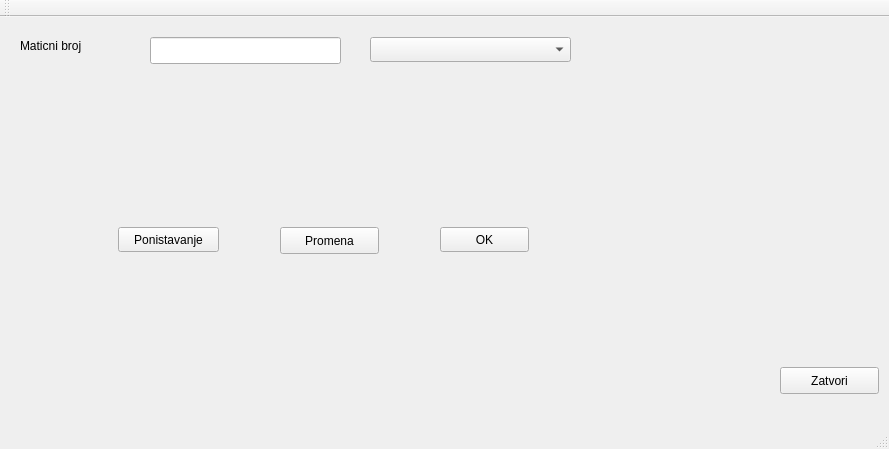
The window that mainwindow.ui (karadzic1101/Usluzni_program_zdr_usluga) describes before a commit, drawn with Qt 5.
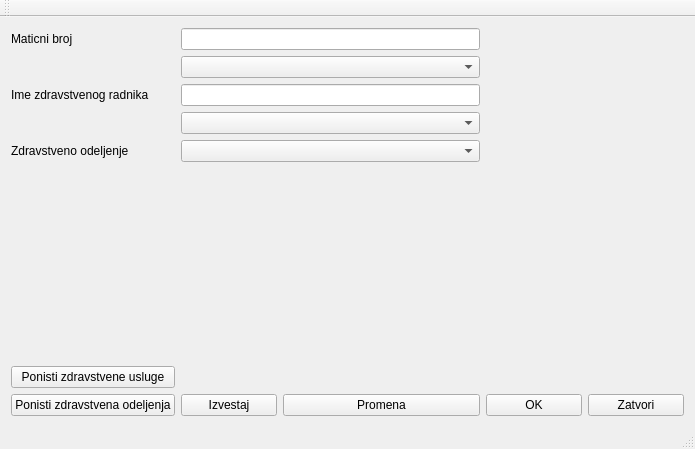
The same window after the commit.

Commit message: dodavanje zdravstvenih odeljenja

Patch:
```diff
--- a/mainwindow.ui
+++ b/mainwindow.ui
@@ -6,7 +6,7 @@
    <rect>
     <x>0</x>
     <y>0</y>
-    <width>889</width>
+    <width>695</width>
     <height>449</height>
    </rect>
   </property>
@@ -14,104 +14,93 @@
    <string>MainWindow</string>
   </property>
   <widget class="QWidget" name="centralWidget">
+   <layout class="QGridLayout" name="gridLayout">
+    <item row="4" column="1" colspan="3">
+     <widget class="QComboBox" name="cb_zdr_odeljenje"/>
+    </item>
+    <item row="2" column="0">
+     <widget class="QLabel" name="label">
+      <property name="text">
+       <string>Ime zdravstvenog radnika</string>
+      </property>
+     </widget>
+    </item>
+    <item row="0" column="1" colspan="3">
+     <widget class="QLineEdit" name="jmbg"/>
+    </item>
+    <item row="8" column="5">
+     <widget class="QPushButton" name="btn_close">
+      <property name="text">
+       <string>Zatvori</string>
+      </property>
+     </widget>
+    </item>
+    <item row="0" column="0">
    <widget class="QLabel" name="lbl_jmbg">
-    <property name="geometry">
-     <rect>
-      <x>20</x>
-      <y>20</y>
-      <width>121</width>
-      <height>17</height>
-     </rect>
-    </property>
     <property name="text">
      <string>Maticni broj</string>
     </property>
    </widget>
-   <widget class="QLineEdit" name="jmbg">
-    <property name="geometry">
-     <rect>
-      <x>150</x>
-      <y>20</y>
-      <width>191</width>
-      <height>27</height>
-     </rect>
-    </property>
-   </widget>
+    </item>
+    <item row="4" column="0">
+     <widget class="QLabel" name="label_2">
+      <property name="text">
+       <string>Zdravstveno odeljenje</string>
+      </property>
+     </widget>
+    </item>
+    <item row="3" column="1" colspan="3">
+     <widget class="QComboBox" name="cb_zaposlen"/>
+    </item>
+    <item row="5" column="0" colspan="3">
    <widget class="QLabel" name="lbl_zdr">
-    <property name="geometry">
-     <rect>
-      <x>40</x>
-      <y>90</y>
-      <width>321</width>
-      <height>41</height>
-     </rect>
-    </property>
     <property name="text">
      <string/>
     </property>
    </widget>
-   <widget class="QPushButton" name="btn_promena">
-    <property name="geometry">
-     <rect>
-      <x>280</x>
-      <y>210</y>
-      <width>99</width>
-      <height>27</height>
-     </rect>
-    </property>
-    <property name="text">
-     <string>Promena</string>
-    </property>
-   </widget>
-   <widget class="QPushButton" name="btn_close">
-    <property name="geometry">
-     <rect>
-      <x>780</x>
-      <y>350</y>
-      <width>99</width>
-      <height>27</height>
-     </rect>
-    </property>
-    <property name="text">
-     <string>Zatvori</string>
-    </property>
-   </widget>
-   <widget class="QComboBox" name="zdr_usluge">
-    <property name="geometry">
-     <rect>
-      <x>370</x>
-      <y>20</y>
-      <width>201</width>
-      <height>25</height>
-     </rect>
-    </property>
-   </widget>
+    </item>
+    <item row="8" column="4">
    <widget class="QPushButton" name="btn_ok">
-    <property name="geometry">
-     <rect>
-      <x>440</x>
-      <y>210</y>
-      <width>89</width>
-      <height>25</height>
-     </rect>
-    </property>
     <property name="text">
      <string>OK</string>
     </property>
    </widget>
+    </item>
+    <item row="2" column="1" colspan="3">
+     <widget class="QLineEdit" name="lE_zdr_rad"/>
+    </item>
+    <item row="1" column="1" colspan="3">
+     <widget class="QComboBox" name="zdr_usluge"/>
+    </item>
+    <item row="8" column="2" colspan="2">
+     <widget class="QPushButton" name="btn_promena">
+      <property name="text">
+       <string>Promena</string>
+      </property>
+     </widget>
+    </item>
+    <item row="6" column="0">
    <widget class="QPushButton" name="btn_reset">
-    <property name="geometry">
-     <rect>
-      <x>118</x>
-      <y>210</y>
-      <width>101</width>
-      <height>25</height>
-     </rect>
-    </property>
+      <property name="text">
+       <string>Ponisti zdravstvene usluge</string>
+      </property>
+     </widget>
+    </item>
+    <item row="8" column="0">
+     <widget class="QPushButton" name="btn_reset1">
     <property name="text">
-     <string>Ponistavanje</string>
-    </property>
-   </widget>
+       <string>Ponisti zdravstvena odeljenja</string>
+      </property>
+     </widget>
+    </item>
+    <item row="8" column="1">
+     <widget class="QPushButton" name="btn_izvestaj">
+      <property name="text">
+       <string>Izvestaj</string>
+      </property>
+     </widget>
+    </item>
+   </layout>
   </widget>
   <widget class="QMenuBar" name="menuBar">
    <property name="geometry">
```
Left out of the diff: 2 changed lines with no effect on the pictures. Lines whose indentation alone changed are shown as unchanged. The commit also changes 6 other files.
